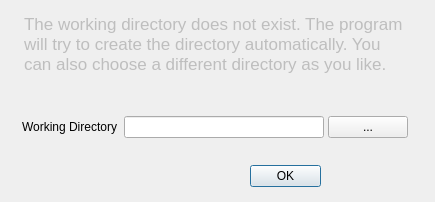
janelia-flyem/NeuTu, file neurolabi/gui/dialogs/startsettingdialog.ui: the form before one commit.
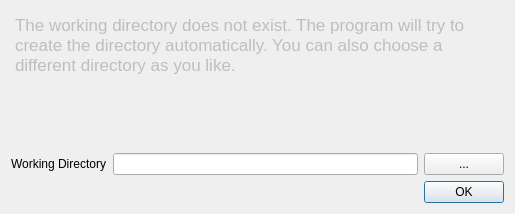
The form after the commit.

Commit message: use dvid cache; fix right arrow prolem

Diff of the .ui file:
```diff
--- a/neurolabi/gui/dialogs/startsettingdialog.ui
+++ b/neurolabi/gui/dialogs/startsettingdialog.ui
@@ -6,41 +6,19 @@
    <rect>
     <x>0</x>
     <y>0</y>
-    <width>435</width>
-    <height>202</height>
+    <width>515</width>
+    <height>214</height>
    </rect>
   </property>
   <property name="windowTitle">
    <string>Configuration</string>
   </property>
-  <widget class="QDialogButtonBox" name="buttonBox">
-   <property name="geometry">
-    <rect>
-     <x>250</x>
-     <y>160</y>
-     <width>71</width>
-     <height>32</height>
-    </rect>
-   </property>
-   <property name="orientation">
-    <enum>Qt::Horizontal</enum>
-   </property>
-   <property name="standardButtons">
-    <set>QDialogButtonBox::Ok</set>
-   </property>
-  </widget>
+  <layout class="QVBoxLayout" name="verticalLayout">
+   <item>
   <widget class="QTextEdit" name="textEdit">
    <property name="enabled">
     <bool>false</bool>
    </property>
-   <property name="geometry">
-    <rect>
-     <x>20</x>
-     <y>10</y>
-     <width>391</width>
-     <height>81</height>
-    </rect>
-   </property>
    <property name="frameShape">
     <enum>QFrame::NoFrame</enum>
    </property>
@@ -54,19 +32,12 @@
     <string>&lt;!DOCTYPE HTML PUBLIC &quot;-//W3C//DTD HTML 4.0//EN&quot; &quot;http://www.w3.org/TR/REC-html40/strict.dtd&quot;&gt;
 &lt;html&gt;&lt;head&gt;&lt;meta name=&quot;qrichtext&quot; content=&quot;1&quot; /&gt;&lt;style type=&quot;text/css&quot;&gt;
 p, li { white-space: pre-wrap; }
-&lt;/style&gt;&lt;/head&gt;&lt;body style=&quot; font-family:'Lucida Grande'; font-size:13pt; font-weight:400; font-style:normal;&quot;&gt;
-&lt;p style=&quot; margin-top:0px; margin-bottom:0px; margin-left:0px; margin-right:0px; -qt-block-indent:0; text-indent:0px;&quot;&gt;The working directory does not exist. The program will try to create the directory automatically. You can also choose a different directory as you like.&lt;/p&gt;&lt;/body&gt;&lt;/html&gt;</string>
-   </property>
-  </widget>
-  <widget class="QWidget" name="layoutWidget">
-   <property name="geometry">
-    <rect>
-     <x>22</x>
-     <y>110</y>
-     <width>386</width>
-     <height>34</height>
-    </rect>
-   </property>
+&lt;/style&gt;&lt;/head&gt;&lt;body style=&quot; font-family:'Cantarell'; font-size:11pt; font-weight:400; font-style:normal;&quot;&gt;
+&lt;p style=&quot; margin-top:0px; margin-bottom:0px; margin-left:0px; margin-right:0px; -qt-block-indent:0; text-indent:0px;&quot;&gt;&lt;span style=&quot; font-family:'Lucida Grande'; font-size:13pt;&quot;&gt;The working directory does not exist. The program will try to create the directory automatically. You can also choose a different directory as you like.&lt;/span&gt;&lt;/p&gt;&lt;/body&gt;&lt;/html&gt;</string>
+     </property>
+    </widget>
+   </item>
+   <item>
    <layout class="QHBoxLayout" name="horizontalLayout">
     <item>
      <widget class="QLabel" name="label">
@@ -93,7 +64,18 @@
      </widget>
     </item>
    </layout>
-  </widget>
+   </item>
+   <item>
+    <widget class="QDialogButtonBox" name="buttonBox">
+     <property name="orientation">
+      <enum>Qt::Horizontal</enum>
+     </property>
+     <property name="standardButtons">
+      <set>QDialogButtonBox::Ok</set>
+     </property>
+    </widget>
+   </item>
+  </layout>
  </widget>
  <resources/>
  <connections>
```
Lines whose indentation alone changed are shown as unchanged. The commit also changes 3 other files.
